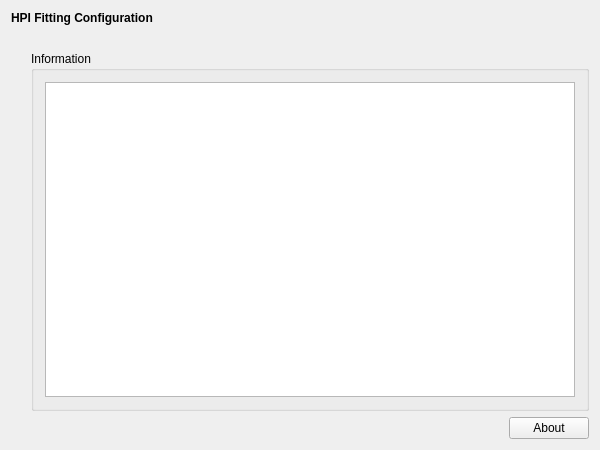
Above: applications/mne_scan/plugins/hpi/FormFiles/hpisetup.ui from mne-tools/mne-cpp before the change. Below: the same form after it.
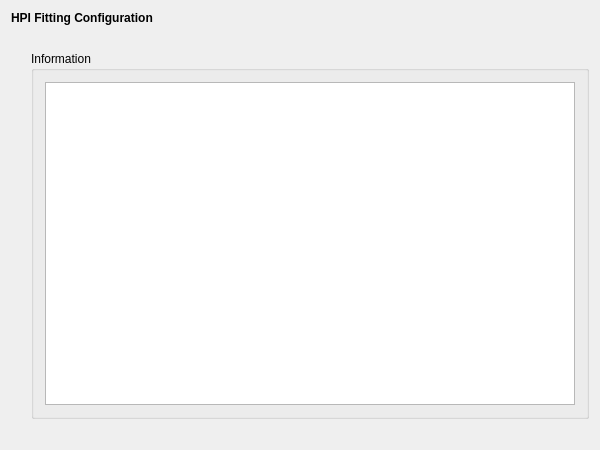
That is the form after the change.

Commit message: MAINT: remove about button from hpi setup widget

```diff
--- a/applications/mne_scan/plugins/hpi/FormFiles/hpisetup.ui
+++ b/applications/mne_scan/plugins/hpi/FormFiles/hpisetup.ui
@@ -83,13 +83,6 @@
        </property>
       </spacer>
      </item>
-     <item row="2" column="2">
-      <widget class="QPushButton" name="m_qPushButton_About">
-       <property name="text">
-        <string>About</string>
-       </property>
-      </widget>
-     </item>
     </layout>
    </item>
   </layout>
```
The commit also changes 1 other file.
